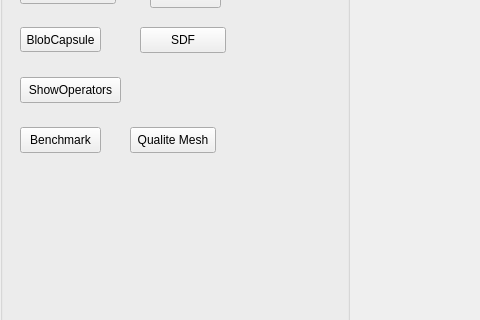
This is AppTinyMesh/UI/interface.ui in Slyphero/TinyMesh_Fork as Qt 5 draws it before an edit; both pictures show x 0 to 480 and y 152 to 472 of the 1200 by 1000 pixel window. The edited form follows.
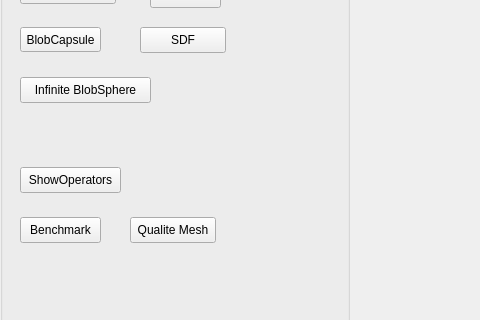
This is the edited form.

Commit message: blob support infini

What changed in the file:
```diff
--- a/AppTinyMesh/UI/interface.ui
+++ b/AppTinyMesh/UI/interface.ui
@@ -188,7 +188,7 @@
        <property name="geometry">
         <rect>
          <x>20</x>
-         <y>210</y>
+         <y>300</y>
          <width>101</width>
          <height>26</height>
         </rect>
@@ -201,7 +201,7 @@
        <property name="geometry">
         <rect>
          <x>20</x>
-         <y>260</y>
+         <y>350</y>
          <width>81</width>
          <height>26</height>
         </rect>
@@ -214,7 +214,7 @@
        <property name="geometry">
         <rect>
          <x>130</x>
-         <y>260</y>
+         <y>350</y>
          <width>86</width>
          <height>26</height>
         </rect>
@@ -223,6 +223,19 @@
         <string>Qualite Mesh</string>
        </property>
       </widget>
+      <widget class="QPushButton" name="infiniteBlobSphere">
+       <property name="geometry">
+        <rect>
+         <x>20</x>
+         <y>210</y>
+         <width>131</width>
+         <height>26</height>
+        </rect>
+       </property>
+       <property name="text">
+        <string>Infinite BlobSphere</string>
+       </property>
+      </widget>
      </widget>
     </item>
     <item>
```
The commit also changes 4 other files.
